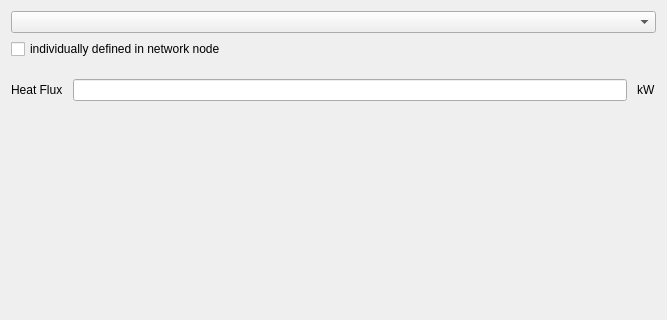
Old version of the form SIM-VICUS/src/SVNetworkComponentHeatExchangeEditWidget.ui in the repository Brockaaa/SIM-VICUS; both pictures show x 0 to 667 and y 0 to 320 of the 667 by 1044 pixel window.
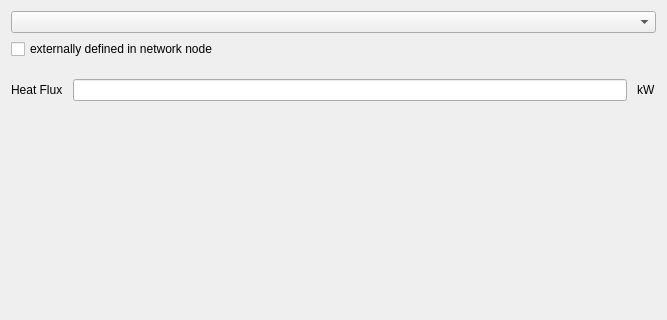
New version of the form. The open tabs and pages were chosen to show the change. Custom widgets are drawn as their Qt base class.

Commit message: adds functionality to check if only one heat Exchange is externally defined. Adds ID of a Heat Exchange to it's VICUS_SubNetwork if one is defined. Resets ID if no Heat Exchange is externally defined anymore

```diff
--- a/SIM-VICUS/src/SVNetworkComponentHeatExchangeEditWidget.ui
+++ b/SIM-VICUS/src/SVNetworkComponentHeatExchangeEditWidget.ui
@@ -336,7 +336,7 @@
        <item>
         <widget class="QCheckBox" name="checkBoxHeatLossConstantIndividual">
          <property name="text">
-          <string>individually defined in network node</string>
+          <string>externally defined in network node</string>
          </property>
         </widget>
        </item>
```
Left out of the diff: 6 changed lines with no effect on the pictures. The commit also changes 6 other files.
